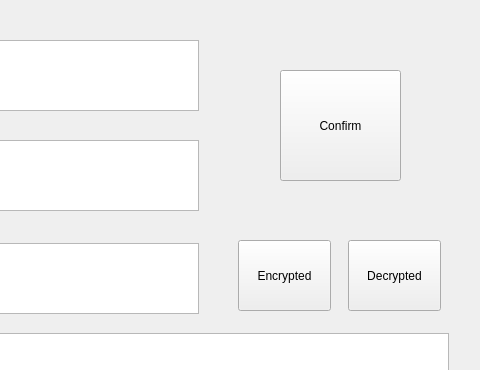
Before: the Qt Designer form AES/QtUI/aes_mainpage.ui in marc0cheung/SendMessageSafe, drawn with Qt 5; both pictures show x 352 to 832 and y 0 to 370 of the 832 by 588 pixel window.
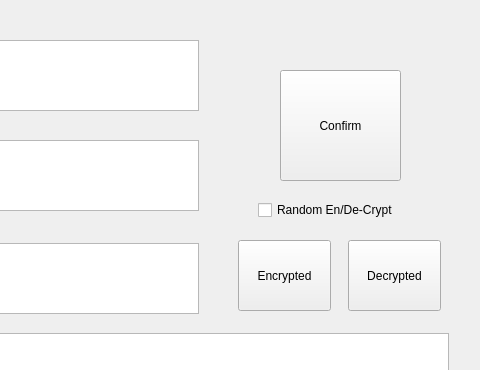
After: the same form once the commit is applied.

Commit message: Add Support of Random Encrypt

Patch:
```diff
--- a/AES/QtUI/aes_mainpage.ui
+++ b/AES/QtUI/aes_mainpage.ui
@@ -185,6 +185,19 @@
      <string>Screen Decryption</string>
     </property>
    </widget>
+   <widget class="QCheckBox" name="RandomCheckBox">
+    <property name="geometry">
+     <rect>
+      <x>610</x>
+      <y>200</y>
+      <width>211</width>
+      <height>20</height>
+     </rect>
+    </property>
+    <property name="text">
+     <string>Random En/De-Crypt</string>
+    </property>
+   </widget>
   </widget>
  </widget>
  <resources/>
```
The commit also changes 2 other files.
